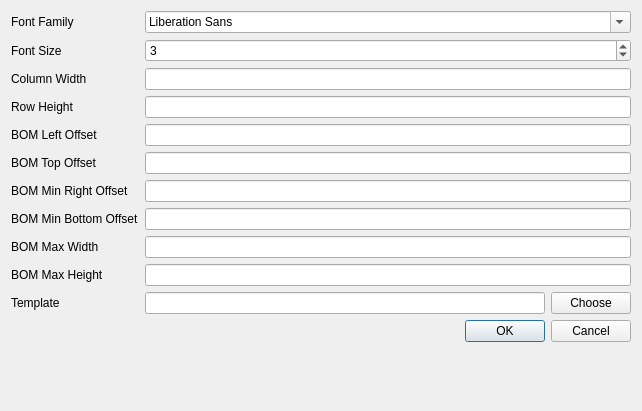
The window that BillOfMaterial/EditSVGConfiguration.ui (amrit3701/FreeCAD-Reinforcement) describes before a commit, drawn with Qt 5.
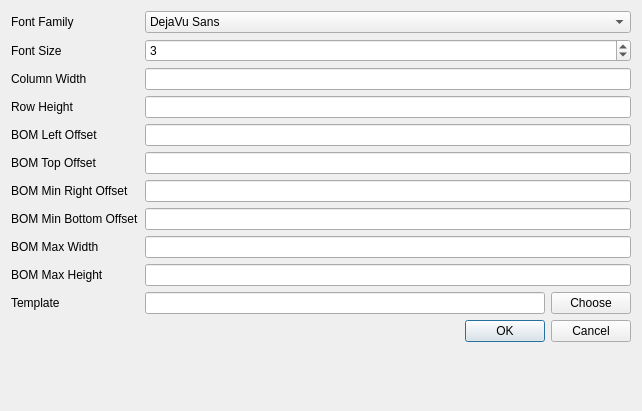
The same window after the commit. Custom widgets are drawn as their Qt base class.

Commit message: Fix SIGSEGV due to QFontComboBox after exiting freecad

Diff of the .ui file:
```diff
--- a/BillOfMaterial/EditSVGConfiguration.ui
+++ b/BillOfMaterial/EditSVGConfiguration.ui
@@ -22,7 +22,16 @@
     </widget>
    </item>
    <item row="0" column="1">
-    <widget class="QFontComboBox" name="fontFamily"/>
+    <widget class="QFontComboBox" name="fontFamily">
+     <property name="editable">
+      <bool>false</bool>
+     </property>
+     <property name="currentFont">
+      <font>
+       <family>DejaVu Sans</family>
+      </font>
+     </property>
+    </widget>
    </item>
    <item row="1" column="0">
     <widget class="QLabel" name="fontSizeLabel">
```
The commit also changes 1 other file.
